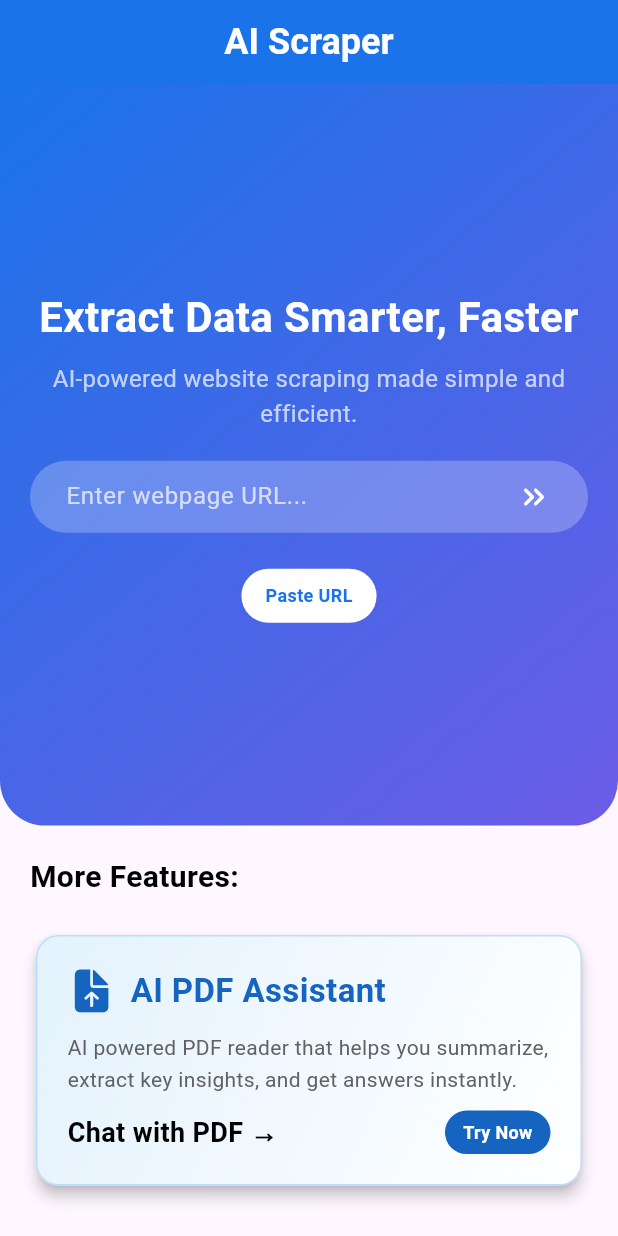
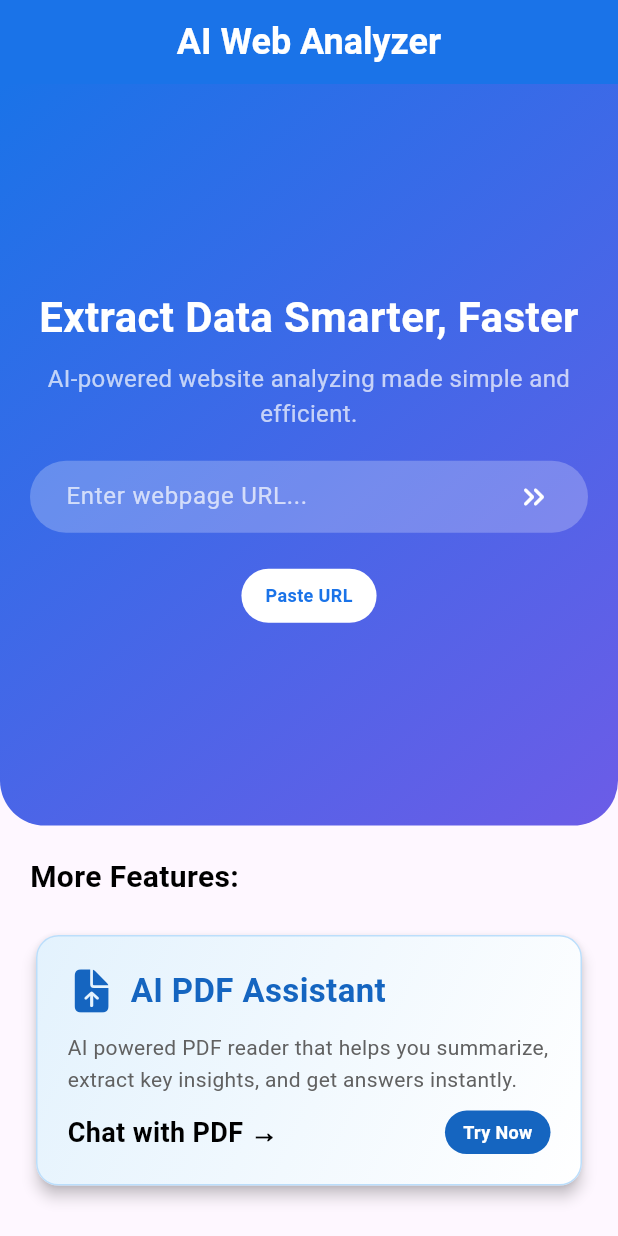
Before and after one commit to SyedJamalAhmad/ai_web_analyzer, a Flutter app: the screen it shows after launch, on a phone screen of 412 x 824 dp. Run offline on Flutter 3.47's test engine with Material 3 defaults, Android fonts, the light colour scheme and no system bars; our stand-ins replace file_picker, flutter_easyloading, flutter_markdown, get, google_generative_ai, webview_flutter; missing offline and left inert: flutter_pdfview, flutter_tesseract_ocr, syncfusion_flutter_pdf; Roboto replaces fonts that are missing (Poppins).

Commit message:
after build

```diff
--- a/lib/app/modules/home/views/home_view.dart
+++ b/lib/app/modules/home/views/home_view.dart
@@ -17,7 +17,7 @@ class HomeView extends GetView<HomeViewCTL> {
       appBar: AppBar(
         centerTitle: true,
         title: const Text(
-          'AI Scraper',
+          'AI Web Analyzer',
           style: TextStyle(
             fontSize: 24,
             fontWeight: FontWeight.bold,
@@ -77,7 +77,7 @@ class HomeView extends GetView<HomeViewCTL> {
                           ),
                           const SizedBox(height: 10),
                           const Text(
-                            'AI-powered website scraping made simple and efficient.',
+                            'AI-powered website analyzing made simple and efficient.',
                             style: TextStyle(
                               fontSize: 16,
                               color: Colors.white70,
```
Also changed, not shown: 1 other file.
